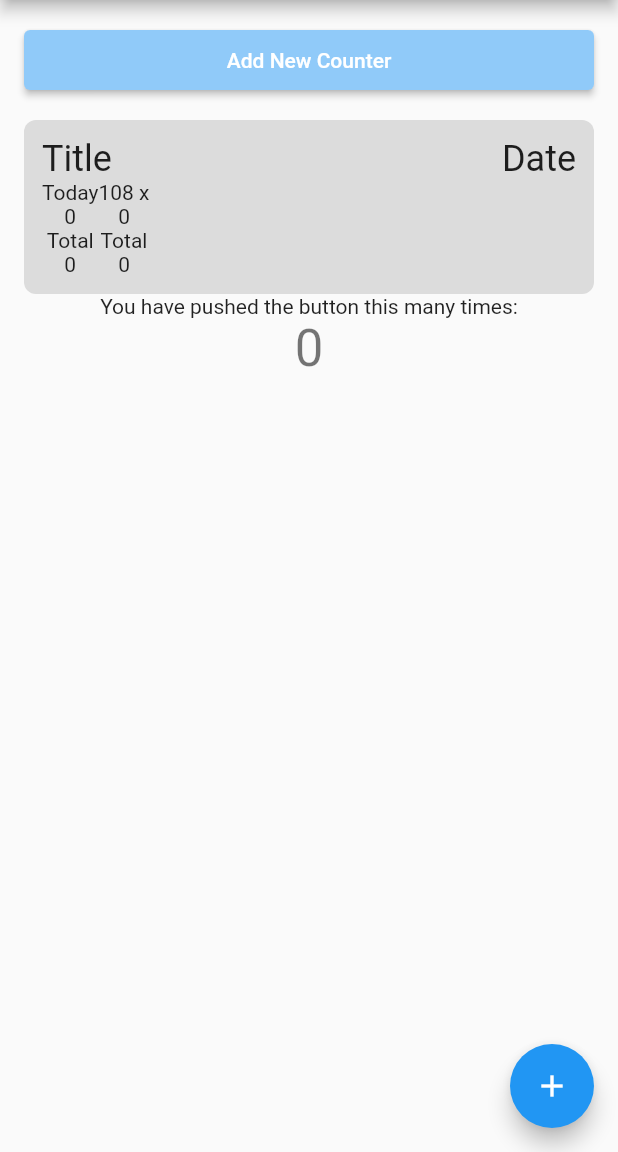
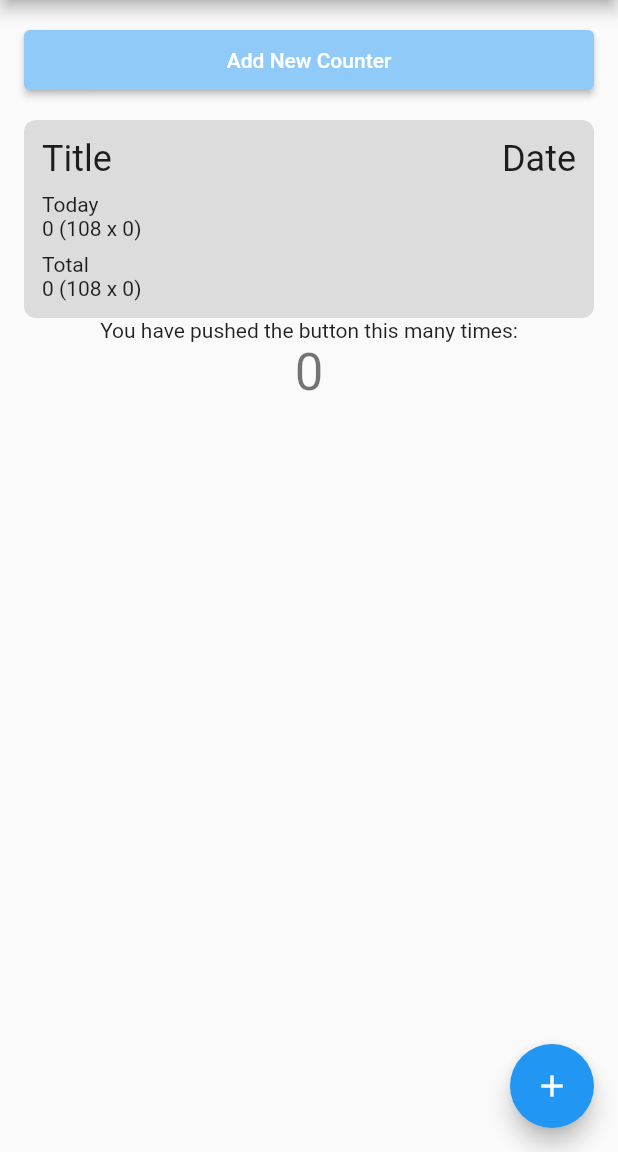
Before and after one commit to schmidt9/Advanced-Mala-Counter, a Flutter app: the screen it shows after launch, on a phone screen of 412 x 824 dp, the part 84-1236 px from its top. Run offline on Flutter 3.47's test engine with Material 2 defaults, Android fonts, the phone set to English and light mode, and no system bars.

Commit message:
update counter layout

```diff
--- a/advanced_mala_counter/lib/Counter.dart
+++ b/advanced_mala_counter/lib/Counter.dart
@@ -24,26 +24,30 @@ class Counter extends StatelessWidget {
                 Text("Date", style: Theme.of(context).textTheme.headlineSmall)
               ],
             ),
+            const SizedBox(height: 8),
             Row(
               children: [
                 Column(
+                  crossAxisAlignment: CrossAxisAlignment.start,
                   children: [
                     Text("Today"),
-                    Text("0"),
-                    Text("Total"),
-                    Text("0"),
-                  ],
-                ),
-                Column(
-                  children: [
-                    Text("108 x"),
-                    Text("0"),
-                    Text("Total"),
-                    Text("0"),
+                    Text("0 (108 x 0)"),
                   ],
                 ),
               ],
-            )
+            ),
+            const SizedBox(height: 8),
+            Row(
+              children: [
+                Column(
+                  crossAxisAlignment: CrossAxisAlignment.start,
+                  children: [
+                    Text("Total"),
+                    Text("0 (108 x 0)"),
+                  ],
+                ),
+              ],
+            ),
           ],
         ),
       ),
```
